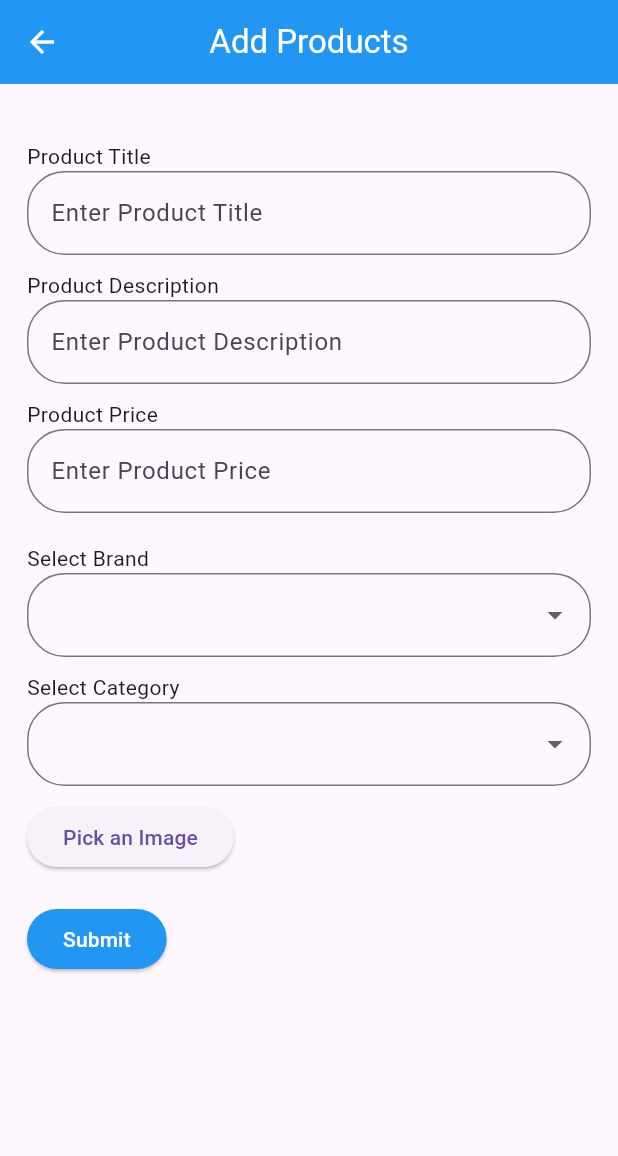
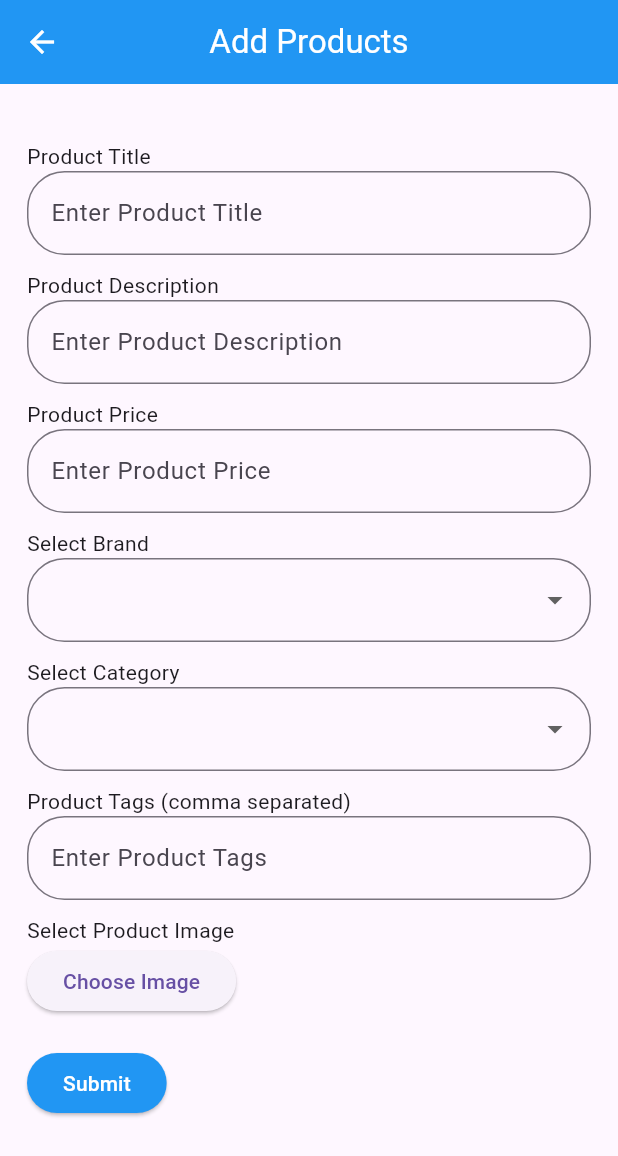
Before and after one commit to bipin24746/mobile_vault, a Flutter app: the AddProducts screen opened directly, on a phone screen of 412 x 824 dp. Shown: the top 1156 px of the screen. Run offline on Flutter 3.47's test engine with Material 3 defaults, Android fonts, the light colour scheme and no system bars; our stand-ins replace cloud_firestore, firebase_auth, firebase_core, firebase_storage, image_picker; accounts and stored records are empty.

Commit message:
admin crud all error solved

```diff
--- a/lib/panels/admin/screens/ManageProducts/add_Product.dart
+++ b/lib/panels/admin/screens/ManageProducts/add_Product.dart
@@ -1,6 +1,6 @@
-import 'dart:io';
 import 'package:flutter/material.dart';
 import 'package:image_picker/image_picker.dart';
+import 'dart:io'; // Import for File class
 import 'package:mobile_vault/services/database_product.dart';
 
 class AddProducts extends StatefulWidget {
@@ -11,30 +11,28 @@ class AddProducts extends StatefulWidget {
 }
 
 class _AddProductsState extends State<AddProducts> {
-  // Text controllers
   TextEditingController productTitle = TextEditingController();
   TextEditingController productDescription = TextEditingController();
   TextEditingController productPrice = TextEditingController();
-  File? selectedImage;
+  TextEditingController productTags = TextEditingController();
 
-  // Dropdown variables
-  String? selectedBrand;
-  String? selectedCategory;
+  String? selectedBrand; // To hold the selected brand
+  String? selectedCategory; // To hold the selected category
+  List<String> brands = ['Samsung', 'Apple', 'OnePlus']; // Example brand list
+  List<String> categories = [
+    'Mobile',
+    'Tablet',
+    'Laptop'
+  ]; // Example category list
 
-  // Dropdown items
-  final List<String> brands = [
-    'Apple',
-    'Samsung',
-    'Huawei',
-    'Xiaomi',
-    'OnePlus'
-  ];
-  final List<String> categories = [
-    'Smartphones',
-    'Tablets',
-    'Accessories',
-    'Chargers'
-  ];
+  XFile? selectedImage; // To hold the selected image file
+
+  // Function to pick an image
+  Future<void> pickImage() async {
+    final ImagePicker picker = ImagePicker();
+    selectedImage = await picker.pickImage(source: ImageSource.gallery);
+    setState(() {}); // Update the UI after image selection
+  }
 
   @override
   Widget build(BuildContext context) {
@@ -42,7 +40,10 @@ class _AddProductsState extends State<AddProducts> {
       appBar: AppBar(
         iconTheme: IconThemeData(color: Colors.white),
         centerTitle: true,
-        title: Text("Add Products", style: TextStyle(color: Colors.white)),
+        title: Text(
+          "Add Products",
+          style: TextStyle(color: Colors.white),
+        ),
         backgroundColor: Colors.blue,
       ),
       body: SingleChildScrollView(
@@ -85,14 +86,12 @@ class _AddProductsState extends State<AddProducts> {
                 ),
                 keyboardType: TextInputType.number,
               ),
-              const SizedBox(height: 20),
-
-              // Brand Dropdown
+              const SizedBox(height: 10),
               Text("Select Brand"),
               DropdownButtonFormField<String>(
                 value: selectedBrand,
-                items: brands.map((String brand) {
-                  return DropdownMenuItem(
+                items: brands.map((brand) {
+                  return DropdownMenuItem<String>(
                     value: brand,
                     child: Text(brand),
                   );
@@ -108,15 +107,12 @@ class _AddProductsState extends State<AddProducts> {
                   ),
                 ),
               ),
-
               const SizedBox(height: 10),
-
-              // Category Dropdown
               Text("Select Category"),
               DropdownButtonFormField<String>(
                 value: selectedCategory,
-                items: categories.map((String category) {
-                  return DropdownMenuItem(
+                items: categories.map((category) {
+                  return DropdownMenuItem<String>(
                     value: category,
                     child: Text(category),
                   );
@@ -132,38 +128,51 @@ class _AddProductsState extends State<AddProducts> {
                   ),
                 ),
               ),
-
               const SizedBox(height: 10),
+              Text("Product Tags (comma separated)"),
+              TextFormField(
+                controller: productTags,
+                decoration: InputDecoration(
+                  border: OutlineInputBorder(
+                    borderRadius: BorderRadius.circular(25),
+                  ),
+                  hintText: "Enter Product Tags",
+                ),
+              ),
+              const SizedBox(height: 10),
+              Text("Select Product Image"),
               ElevatedButton(
-                onPressed: () async {
-                  final ImagePicker _picker = ImagePicker();
-                  final XFile? imageFile =
-                      await _picker.pickImage(source: ImageSource.gallery);
-                  if (imageFile != null) {
-                    setState(() {
-                      selectedImage = File(imageFile.path);
-                    });
-                  }
-                },
-                child: Text("Pick an Image"),
+                onPressed: pickImage,
+                child: Text(
+                    selectedImage == null ? "Choose Image" : "Change Image"),
               ),
               if (selectedImage != null)
                 Padding(
-                  padding: const EdgeInsets.symmetric(vertical: 10),
-                  child: Image.file(selectedImage!, height: 100, width: 100),
+                  padding: const EdgeInsets.only(top: 10.0),
+                  child: Image.file(
+                    File(selectedImage!.path), // Convert XFile to File
+                    height: 100,
+                    width: 100,
+                    fit: BoxFit.cover,
+                  ),
                 ),
               const SizedBox(height: 20),
               ElevatedButton(
                 style: ElevatedButton.styleFrom(backgroundColor: Colors.blue),
                 onPressed: () async {
+                  List<String> tags = productTags.text
+                      .split(',')
+                      .map((tag) => tag.trim())
+                      .toList();
                   try {
                     await DatabaseProduct().addProduct(
                       productTitle.text,
                       productDescription.text,
                       productPrice.text,
-                      selectedImage,
+                      File(selectedImage!.path), // Convert XFile to File here
                       selectedBrand!,
                       selectedCategory!,
+                      tags,
                     );
                     ScaffoldMessenger.of(context).showSnackBar(
                       SnackBar(content: Text("Product added successfully!")),
@@ -172,6 +181,7 @@ class _AddProductsState extends State<AddProducts> {
                     productTitle.clear();
                     productDescription.clear();
                     productPrice.clear();
+                    productTags.clear();
                     setState(() {
                       selectedImage = null;
                       selectedBrand = null;
--- a/lib/panels/admin/screens/ManageProducts/readProducts.dart
+++ b/lib/panels/admin/screens/ManageProducts/readProducts.dart
@@ -89,7 +89,7 @@ class _ReadProductsState extends State<ReadProducts> {
                     initialDescription: map['productDescription'] ?? '',
                     initialPrice: map['productPrice'] ?? '',
                     initialCategories: '',
-                    initialBrands: '',
+                    initialBrands: '', initialTags: '',
                   ),
                 ),
               );
--- a/lib/panels/admin/screens/ManageProducts/updateProduct.dart
+++ b/lib/panels/admin/screens/ManageProducts/updateProduct.dart
@@ -10,6 +10,7 @@ class UpdateProduct extends StatefulWidget {
   final String initialPrice;
   final String initialBrands;
   final String initialCategories;
+  final String initialTags; // Added for initial tags
   final File? selectedImage;
 
   UpdateProduct({
@@ -19,6 +20,7 @@ class UpdateProduct extends StatefulWidget {
     required this.initialPrice,
     required this.initialCategories,
     required this.initialBrands,
+    required this.initialTags, // Added for tags
     this.selectedImage,
     super.key,
   });
@@ -32,6 +34,7 @@ class _UpdateProductState extends State<UpdateProduct> {
   final TextEditingController productTitle = TextEditingController();
   final TextEditingController productDescription = TextEditingController();
   final TextEditingController productPrice = TextEditingController();
+  final TextEditingController productTags = TextEditingController(); // Added for tags
   File? selectedImage;
 
   // Dropdown variables
@@ -54,7 +57,6 @@ class _UpdateProductState extends State<UpdateProduct> {
   ];
 
   @override
-  @override
   void initState() {
     super.initState();
 
@@ -62,6 +64,7 @@ class _UpdateProductState extends State<UpdateProduct> {
     productTitle.text = widget.initialTitle;
     productDescription.text = widget.initialDescription;
     productPrice.text = widget.initialPrice;
+    productTags.text = widget.initialTags; // Initialize tags
 
     // Check and set initial dropdown values or set defaults
     selectedBrand = brands.contains(widget.initialBrands)
@@ -72,6 +75,17 @@ class _UpdateProductState extends State<UpdateProduct> {
         : categories.first;
 
     selectedImage = widget.selectedImage;
+  }
+
+  Future<void> pickImage() async {
+    final ImagePicker _picker = ImagePicker();
+    final XFile? imageFile =
+        await _picker.pickImage(source: ImageSource.gallery);
+    if (imageFile != null) {
+      setState(() {
+        selectedImage = File(imageFile.path); // Convert XFile to File
+      });
+    }
   }
 
   @override
@@ -116,6 +130,18 @@ class _UpdateProductState extends State<UpdateProduct> {
                   hintText: "Enter Product Price",
                 ),
                 keyboardType: TextInputType.number,
+              ),
+              SizedBox(height: 10),
+
+              // Tags Text Field
+              TextFormField(
+                controller: productTags,
+                decoration: InputDecoration(
+                  border: OutlineInputBorder(
+                    borderRadius: BorderRadius.circular(25),
+                  ),
+                  hintText: "Enter Product Tags (comma separated)",
+                ),
               ),
 
               const SizedBox(height: 20),
@@ -166,16 +192,7 @@ class _UpdateProductState extends State<UpdateProduct> {
 
               const SizedBox(height: 10),
               ElevatedButton(
-                onPressed: () async {
-                  final ImagePicker _picker = ImagePicker();
-                  final XFile? imageFile =
-                      await _picker.pickImage(source: ImageSource.gallery);
-                  if (imageFile != null) {
-                    setState(() {
-                      selectedImage = File(imageFile.path);
-                    });
-                  }
-                },
+                onPressed: pickImage, // Use the new method
                 child: Text("Pick an Image"),
               ),
               if (selectedImage != null)
@@ -188,14 +205,21 @@ class _UpdateProductState extends State<UpdateProduct> {
                 style: ElevatedButton.styleFrom(backgroundColor: Colors.blue),
                 onPressed: () async {
                   try {
+                    // Convert tags to a list
+                    List<String> tags = productTags.text
+                        .split(',')
+                        .map((tag) => tag.trim())
+                        .toList();
+
                     await DatabaseProduct().updateProduct(
                       widget.docId,
                       productTitle.text,
                       productDescription.text,
                       productPrice.text,
-                      selectedImage,
+                      selectedImage, // Pass the selected image
                       selectedBrand!,
                       selectedCategory!,
+                      tags, // Pass the tags
                     );
                     ScaffoldMessenger.of(context).showSnackBar(
                       SnackBar(content: Text("Product Updated Successfully!")),
--- a/lib/services/database_product.dart
+++ b/lib/services/database_product.dart
@@ -28,6 +28,7 @@ class DatabaseProduct {
     File? image,
     String brands,
     String categories,
+    List<String> tags,
   ) async {
     String? imageUrl;
 
@@ -42,6 +43,7 @@ class DatabaseProduct {
       "imageUrl": imageUrl,
       "brands": brands,
       "categories": categories,
+      "tags": tags,
     });
   }
 
@@ -52,16 +54,16 @@ class DatabaseProduct {
 
   // Update
   Future<void> updateProduct(
-    String id,
+    String id, // Added id parameter
     String title,
     String description,
     String price,
     File? image,
     String brands,
     String categories,
+    List<String> tags,
   ) async {
     String? imageUrl;
-
     // Check if a new image is provided
     if (image != null) {
       imageUrl = await uploadImageToFirebase(image);
@@ -79,11 +81,12 @@ class DatabaseProduct {
       "imageUrl": imageUrl,
       "brands": brands,
       "categories": categories,
+      "tags": tags,
     });
   }
 
   // Delete
-  Future<void> deleteProduct(String id) {
-    return evaultProductDetails.doc(id).delete();
+  Future<void> deleteProduct(String id) async {
+    await evaultProductDetails.doc(id).delete();
   }
 }
```
